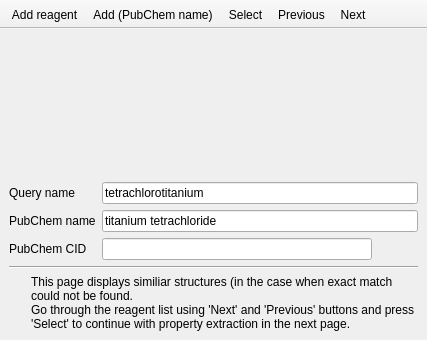
The window that structurefragment.ui (FrankMamuda/fumingcube) describes before a commit, drawn with Qt 5.
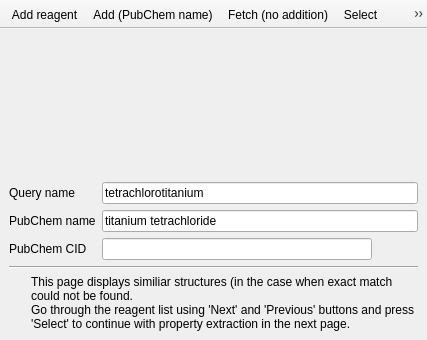
The same window after the commit. Icons and pictures are not drawn.

Diff of the .ui file:
```diff
--- a/structurefragment.ui
+++ b/structurefragment.ui
@@ -179,6 +179,7 @@
    </attribute>
    <addaction name="actionAddReagent"/>
    <addaction name="actionAdd"/>
+   <addaction name="actionFetch"/>
    <addaction name="actionSelect"/>
    <addaction name="actionPrevious"/>
    <addaction name="actionNext"/>
@@ -243,6 +244,14 @@
     <string>Add reagent using PubChem name</string>
    </property>
   </action>
+  <action name="actionFetch">
+   <property name="icon">
+    <iconset theme="extract"/>
+   </property>
+   <property name="text">
+    <string>Fetch (no addition)</string>
+   </property>
+  </action>
  </widget>
  <resources/>
  <connections/>
```
